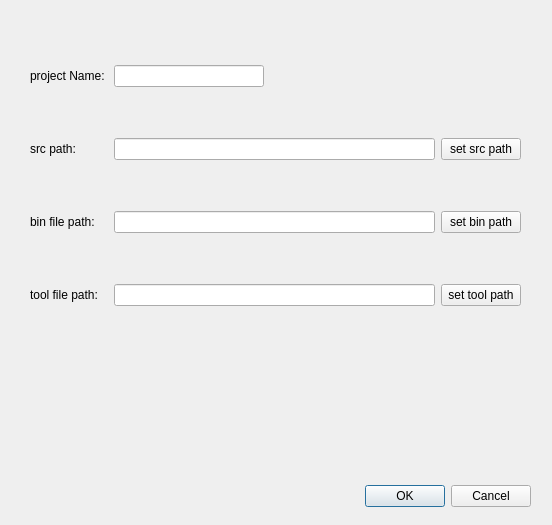
Qt form qf_pc_assistant/dialog_menu_addproject.ui (qingfengforum/qf_pc_assistant) before a commit.
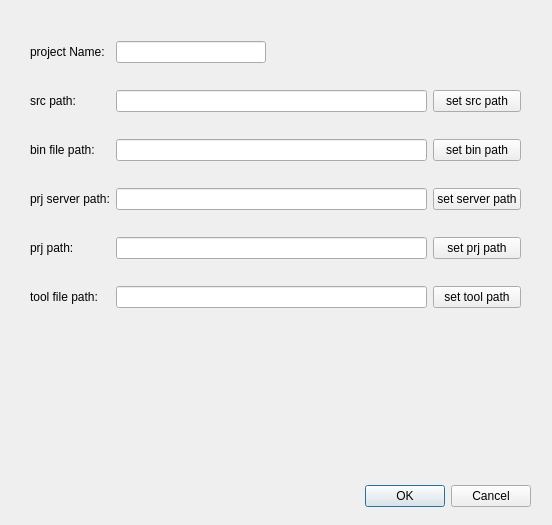
The same form after that commit.

Patch:
```diff
--- a/qf_pc_assistant/dialog_menu_addproject.ui
+++ b/qf_pc_assistant/dialog_menu_addproject.ui
@@ -35,14 +35,45 @@
      <x>30</x>
      <y>20</y>
      <width>491</width>
-     <height>331</height>
+     <height>311</height>
     </rect>
    </property>
    <layout class="QGridLayout" name="gridLayout">
-    <item row="2" column="1">
+    <item row="5" column="3">
+     <widget class="QPushButton" name="pushButton_setToolFilePath">
+      <property name="text">
+       <string>set tool path</string>
+      </property>
+     </widget>
+    </item>
+    <item row="5" column="0">
+     <widget class="QLabel" name="label_3">
+      <property name="text">
+       <string>tool file path: </string>
+      </property>
+     </widget>
+    </item>
+    <item row="0" column="2">
+     <widget class="QLineEdit" name="lineEdit_prjName">
+      <property name="maximumSize">
+       <size>
+        <width>150</width>
+        <height>16777215</height>
+       </size>
+      </property>
+     </widget>
+    </item>
+    <item row="2" column="3">
+     <widget class="QPushButton" name="pushButton_setBinFIlePath">
+      <property name="text">
+       <string>set bin path</string>
+      </property>
+     </widget>
+    </item>
+    <item row="2" column="2">
      <widget class="QLineEdit" name="lineEdit_binFilePath"/>
     </item>
-    <item row="1" column="2">
+    <item row="1" column="3">
      <widget class="QPushButton" name="pushButton_setSrcCodePath">
       <property name="text">
        <string>set src path</string>
@@ -56,12 +87,8 @@
       </property>
      </widget>
     </item>
-    <item row="2" column="2">
-     <widget class="QPushButton" name="pushButton_setBinFIlePath">
-      <property name="text">
-       <string>set bin path</string>
-      </property>
-     </widget>
+    <item row="1" column="2">
+     <widget class="QLineEdit" name="lineEdit_srcCodePath"/>
     </item>
     <item row="1" column="0">
      <widget class="QLabel" name="label_2">
@@ -77,33 +104,40 @@
       </property>
      </widget>
     </item>
-    <item row="1" column="1">
-     <widget class="QLineEdit" name="lineEdit_srcCodePath"/>
-    </item>
-    <item row="0" column="1">
-     <widget class="QLineEdit" name="lineEdit_prjName">
-      <property name="maximumSize">
-       <size>
-        <width>150</width>
-        <height>16777215</height>
-       </size>
-      </property>
-     </widget>
-    </item>
-    <item row="3" column="1">
+    <item row="5" column="2">
      <widget class="QLineEdit" name="lineEdit_toolFilePath"/>
     </item>
-    <item row="3" column="2">
-     <widget class="QPushButton" name="pushButton_setToolFilePath">
+    <item row="4" column="3">
+     <widget class="QPushButton" name="pushButton_setPrjFilePath">
       <property name="text">
-       <string>set tool path</string>
+       <string>set prj path</string>
       </property>
      </widget>
     </item>
+    <item row="4" column="0">
+     <widget class="QLabel" name="label_5">
+      <property name="text">
+       <string>prj path:</string>
+      </property>
+     </widget>
+    </item>
+    <item row="4" column="2">
+     <widget class="QLineEdit" name="lineEdit_prjFilePath"/>
+    </item>
     <item row="3" column="0">
-     <widget class="QLabel" name="label_3">
+     <widget class="QLabel" name="label_6">
       <property name="text">
-       <string>tool file path: </string>
+       <string>prj server path:</string>
+      </property>
+     </widget>
+    </item>
+    <item row="3" column="2">
+     <widget class="QLineEdit" name="lineEdit_prjServerPath"/>
+    </item>
+    <item row="3" column="3">
+     <widget class="QPushButton" name="pushButton_setPrjServerPath">
+      <property name="text">
+       <string>set server path</string>
       </property>
      </widget>
     </item>
```
